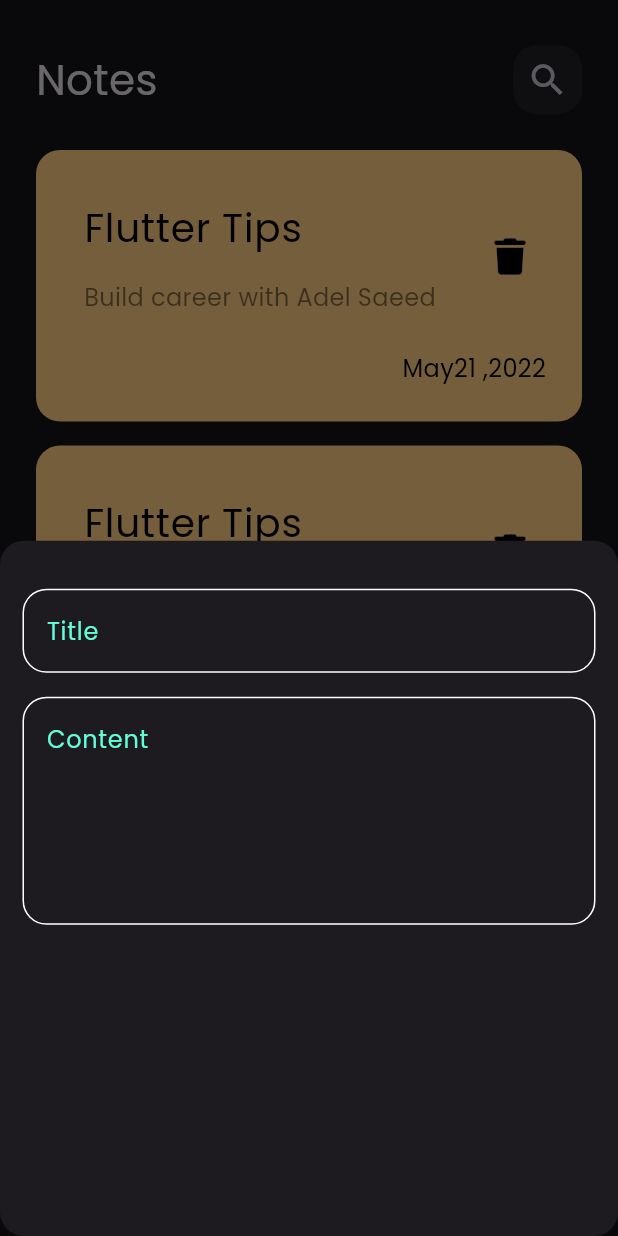
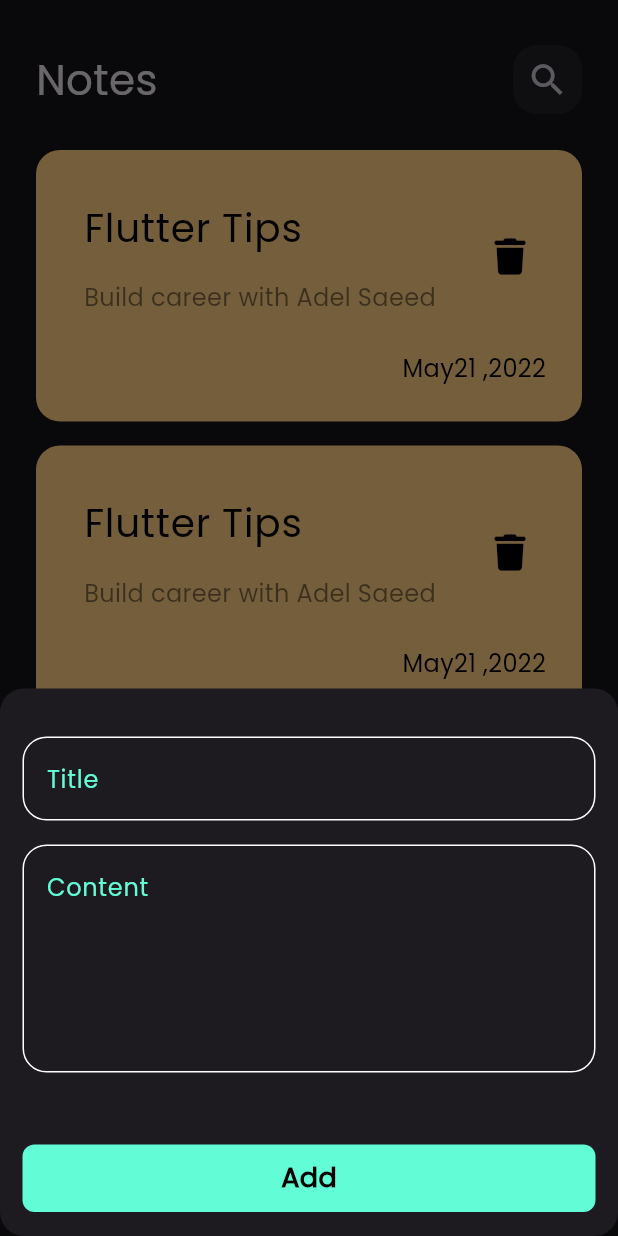
Before and after one commit to Adel-Saeed21/Note-App, a Flutter app: the screen it shows after launch, after a tap on the "add" icon, on a phone screen of 412 x 824 dp. Run offline on Flutter 3.47's test engine with Material 3 defaults, Android fonts, the phone set to English and light mode, and no system bars; our stand-ins replace font_awesome_flutter.

Commit message:
Finish UI design

```diff
--- a/lib/View/home_screen.dart
+++ b/lib/View/home_screen.dart
@@ -1,4 +1,5 @@
 import 'package:flutter/material.dart';
+import 'package:notetest/View/widgets/custom_button.dart';
 import 'package:notetest/View/widgets/custom_text_field.dart';
 import 'package:notetest/View/widgets/notes_view_body.dart';
 import 'package:notetest/constant.dart';
@@ -36,13 +37,19 @@ class AddNoteBottomSheet extends StatelessWidget {
   Widget build(BuildContext context) {
     return const Padding(
       padding: EdgeInsets.symmetric(horizontal: 15.0),
+      child: SingleChildScrollView(
         child: Column(
           children: [
             SizedBox(height: 32),
             CustomTextField(hint: "Title"),
             SizedBox(height: 16),
             CustomTextField(hint: 'Content', maxline: 5),
+            SizedBox(height: 16),
+            SizedBox(height: 32),
+            CustomButton(),
+            SizedBox(height: 16),
           ],
+        ),
       ),
     );
   }
--- a/lib/View/widgets/custom_app_bar.dart
+++ b/lib/View/widgets/custom_app_bar.dart
@@ -1,35 +1,18 @@
 import 'package:flutter/material.dart';
+import 'package:notetest/View/widgets/custom_search.dart';
 
 class CustomAppBar extends StatelessWidget {
-  const CustomAppBar({super.key});
-
+  const CustomAppBar({super.key, required this.title, required this.icons});
+  final String title;
+  final Icon icons;
   @override
   Widget build(BuildContext context) {
-    return const  Row(
+    return Row(
       children: [
-        Text('Notes', style: TextStyle(fontSize: 28)),
-        Spacer(),
-        CustomSearchIcon(),
+        Text(title, style: const TextStyle(fontSize: 28)),
+        const Spacer(),
+        CustomSearchIcon(icon: icons),
       ],
     );
   }
 }
-
-class CustomSearchIcon extends StatelessWidget {
-  const CustomSearchIcon({super.key});
-
-  @override
-  Widget build(BuildContext context) {
-    return Container(
-      height: 46,
-      width: 46,
-      decoration: BoxDecoration(
-        color: Colors.white.withValues(alpha: .05),
-        borderRadius: BorderRadius.circular(16),
-      ),
-      child: Center(
-        child: IconButton(onPressed: () {}, icon:const Icon(Icons.search, size: 28)),
-      ),
-    );
-  }
-}
--- /dev/null
+++ b/lib/View/widgets/custom_button.dart
@@ -0,0 +1,28 @@
+import 'package:flutter/material.dart';
+import 'package:notetest/constant.dart';
+
+class CustomButton extends StatelessWidget {
+  const CustomButton({super.key});
+
+  @override
+  Widget build(BuildContext context) {
+    return Container(
+      decoration: BoxDecoration(
+        color: kPrimaryColor,
+        borderRadius: BorderRadius.circular(8),
+      ),
+      width: MediaQuery.of(context).size.width,
+      height: 45,
+      child: const Center(
+        child: Text(
+          'Add',
+          style: TextStyle(
+            color: Colors.black,
+            fontSize: 18,
+            fontWeight: FontWeight.bold,
+          ),
+        ),
+      ),
+    );
+  }
+}
--- /dev/null
+++ b/lib/View/widgets/custom_search.dart
@@ -0,0 +1,23 @@
+import 'package:flutter/material.dart';
+
+class CustomSearchIcon extends StatelessWidget {
+  const CustomSearchIcon({super.key, required this.icon});
+  final Icon icon;
+  @override
+  Widget build(BuildContext context) {
+    return Container(
+      height: 46,
+      width: 46,
+      decoration: BoxDecoration(
+        color: Colors.white.withValues(alpha: .05),
+        borderRadius: BorderRadius.circular(16),
+      ),
+      child: Center(
+        child: IconButton(
+          onPressed: () {},
+          icon: icon,
+        ),
+      ),
+    );
+  }
+}
--- a/lib/View/widgets/notes_view_body.dart
+++ b/lib/View/widgets/notes_view_body.dart
@@ -1,5 +1,6 @@
 import 'package:flutter/material.dart';
 import 'package:font_awesome_flutter/font_awesome_flutter.dart';
+import 'package:notetest/View/edit_note.dart';
 import 'package:notetest/View/widgets/custom_app_bar.dart';
 import 'package:notetest/View/widgets/notes_list_view.dart';
 
@@ -13,7 +14,7 @@ class NotesViewBody extends StatelessWidget {
       child: Column(
         children: [
           SizedBox(height: 30),
-          CustomAppBar(),
+          CustomAppBar(title: "Notes", icons: Icon(Icons.search, size: 28)),
           Expanded(child: NotesListView()),
         ],
       ),
@@ -26,7 +27,13 @@ class NoteItem extends StatelessWidget {
 
   @override
   Widget build(BuildContext context) {
-    return Container(
+    return GestureDetector(
+      onTap: () {
+        Navigator.of(
+          context,
+        ).push(MaterialPageRoute(builder: (context) => const EditNote()));
+      },
+      child: Container(
         decoration: BoxDecoration(
           color: const Color(0xffFFCC80),
           borderRadius: BorderRadius.circular(16),
@@ -37,8 +44,8 @@ class NoteItem extends StatelessWidget {
           children: [
             ListTile(
               title: const Padding(
-              padding:  EdgeInsets.only(bottom: 16.0),
-              child:  Text(
+                padding: EdgeInsets.only(bottom: 16.0),
+                child: Text(
                   "Flutter Tips",
                   style: TextStyle(color: Colors.black, fontSize: 26),
                 ),
@@ -52,11 +59,15 @@ class NoteItem extends StatelessWidget {
               ),
               trailing: IconButton(
                 onPressed: () {},
-              icon:const Icon(FontAwesomeIcons.trash, size: 24, color: Colors.black),
+                icon: const Icon(
+                  FontAwesomeIcons.trash,
+                  size: 24,
+                  color: Colors.black,
                 ),
               ),
-        const  Padding(
-            padding:  EdgeInsets.only(right: 24.0, top: 16),
+            ),
+            const Padding(
+              padding: EdgeInsets.only(right: 24.0, top: 16),
               child: Text(
                 "May21 ,2022",
                 style: TextStyle(color: Colors.black, fontSize: 16),
@@ -64,6 +75,7 @@ class NoteItem extends StatelessWidget {
             ),
           ],
         ),
+      ),
     );
   }
 }
```
Also changed, not shown: lib/View/edit_note.dart (added, +11 -0 lines), lib/View/widgets/edit_view_body.dart (added, +30 -0 lines). Lines whose indentation alone changed are shown as unchanged.
